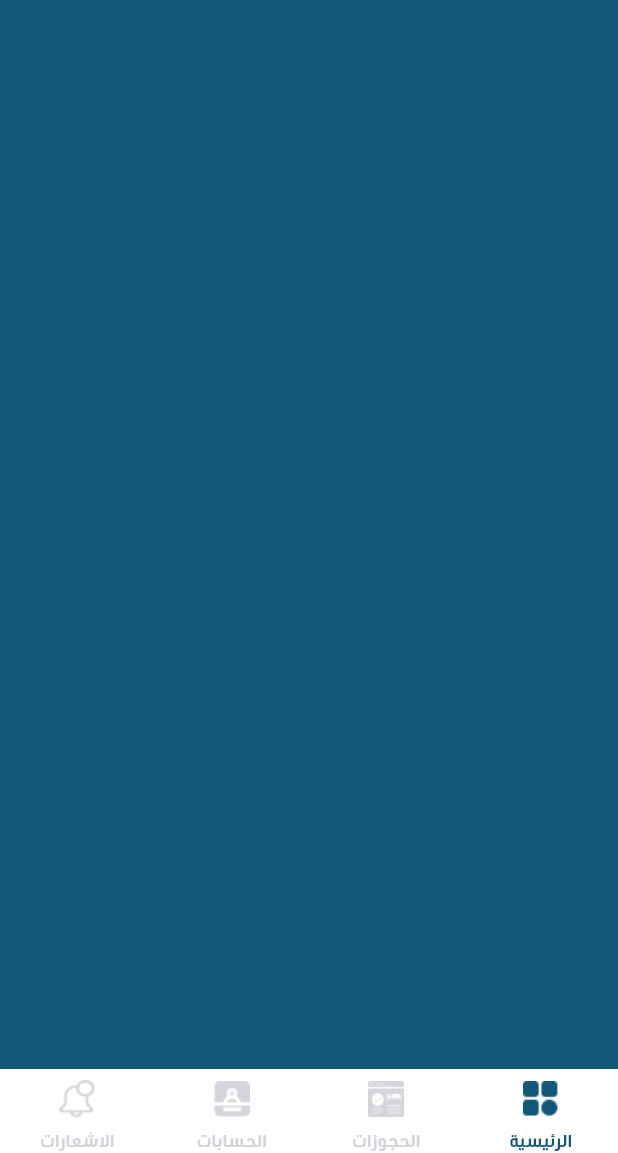
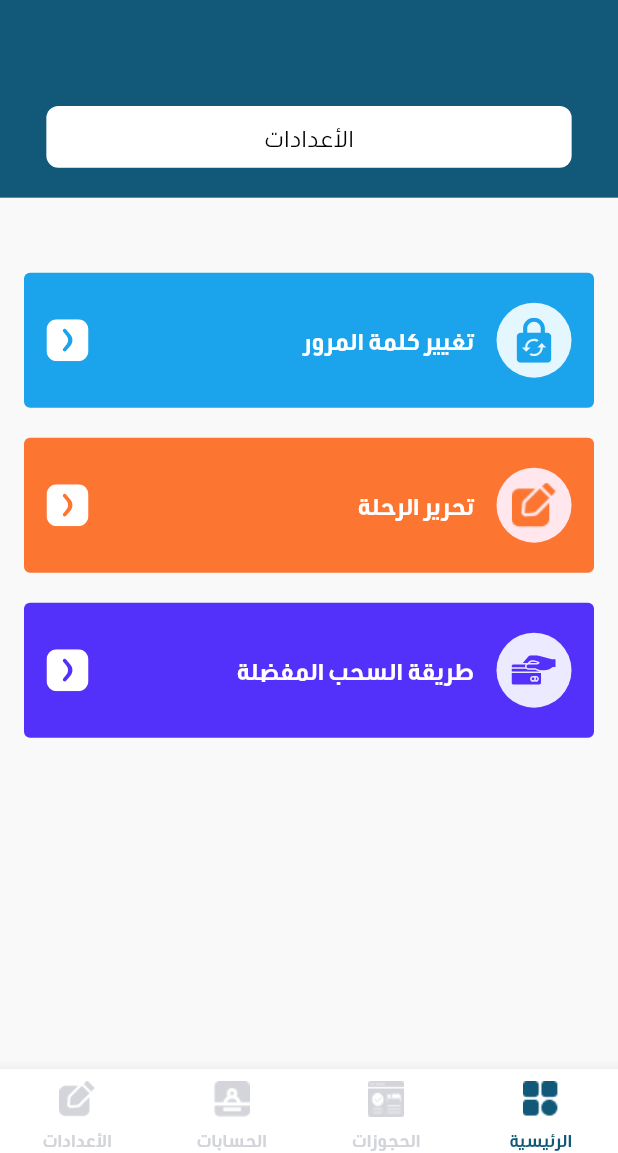
Before and after one commit to sleem2012/captian_irag, a Flutter app: the MainNavPages screen opened directly, swiped to page 4, on a phone screen of 412 x 824 dp, the part 83-1236 px from its top. Run offline on Flutter 3.47's test engine with Material 3 defaults, Android fonts, the phone set to English and light mode, and no system bars; drawn by our look-alikes of animated_bottom_navigation_bar, extended_image; our stand-ins replace args, awesome_dialog, azlistview, cached_network_image, carousel_slider, connectivity_plus and 21 more; missing offline and left inert: cached_network_svg_image, syncfusion_flutter_core; accounts and stored records are empty; generated files the repository leaves out were written again; network calls fail; statements that could not run were skipped; project files that could hold a hidden picture were left out.

Commit message:
add settings

```diff
--- a/lib/logic/main_view/main_view_bloc.dart
+++ b/lib/logic/main_view/main_view_bloc.dart
@@ -35,13 +35,13 @@ class MainViewBloc extends Cubit<MainViewState> {
     "assets/images/home.png",
     "assets/images/reservation.png",
     "assets/images/accounts.png",
-    "assets/images/notification.png"
+    "assets/images/settings.png"
   ];
   List<String> label = [
     "الرئيسية",
     "الحجوزات",
     "الحسابات",
-    "الاشعارات",
+    "الأعدادات",
     "الرحلات المباشرة"
   ];
 
--- a/lib/shared/custom_header.dart
+++ b/lib/shared/custom_header.dart
@@ -57,7 +57,7 @@ class CustomHeader extends StatelessWidget implements PreferredSizeWidget {
                     if (showNotification)
                       KIconButton(
                         onPressed: () {
-                          NavHelper.of(context).navigateToNotification;
+                          NavHelper.of(context).navigateToSettings;
                         },
                         child: const FluxImage(
                           imageUrl: "assets/images/notification.png",
--- a/lib/views/main_screen/main_screen.dart
+++ b/lib/views/main_screen/main_screen.dart
@@ -3,18 +3,17 @@ import 'package:captain_iraq/shared/custom_header.dart';
 import 'package:captain_iraq/shared/theme/text_theme.dart';
 import 'package:captain_iraq/shared/widgets/action_dialog.dart';
 import 'package:captain_iraq/views/home/home_view.dart';
-import 'package:flutter/foundation.dart';
 import 'package:flutter/material.dart';
 import 'package:flutter/services.dart';
 import 'package:flutter_bloc/flutter_bloc.dart';
-
 import '../../di.dart';
 import '../../logic/main_view/main_view_bloc.dart';
 import '../../shared/localization/trans.dart';
 import '../../shared/theme/colors.dart';
 import '../accounts_history/accounts_history_view.dart';
-
+import '../auth/change_pass/change_pass_view.dart';
 import '../reservation/reservation_history.dart';
+import '../settings/settings_view.dart';
 import '../wallet/add_money.dart';
 import '../wallet/wallet_view.dart';
 
@@ -66,18 +65,15 @@ class MainNavPages extends StatelessWidget {
               body: PageView(
                 controller: MainViewBloc.of(context).pageCtrl,
                 physics: const NeverScrollableScrollPhysics(),
-                children: [
-                  const HomeView(),
-                  const ReservationHistory(),
-                  const AccountsHistory(),
-                  Container(),
-                  Container(), //direct reserve
-                  Container(),
-                  Container(),
-                  Container(),
-                  Container(),
-                  const WalletView(),
-                  const AddMoneyView(),
+                children: const [
+                  HomeView(),
+                  ReservationHistory(),
+                  AccountsHistory(),
+                  SettingsView(),
+                  WalletView(),
+                  AddMoneyView(),
+                  ChangePassView()
+
                 ],
               ),
               bottomNavigationBar: AnimatedBottomNavigationBar.builder(
--- /dev/null
+++ b/lib/views/settings/settings_view.dart
@@ -0,0 +1,116 @@
+import 'package:captain_iraq/shared/extensions.dart';
+import 'package:captain_iraq/shared/theme/text_theme.dart';
+import 'package:captain_iraq/shared/widgets/flux_image.dart';
+import 'package:flutter/material.dart';
+import 'package:get/get.dart';
+import '../../shared/route/nav_helper.dart';
+import '../../shared/theme/colors.dart';
+import '../../shared/widgets/custom_button.dart';
+import '../../shared/widgets/titled_container.dart';
+
+class SettingsView extends StatelessWidget {
+  const SettingsView({super.key});
+
+  @override
+  Widget build(BuildContext context) {
+    return Column(
+      children: [
+        const TitledContainer(
+          title: "الأعدادات",
+        ),
+        Expanded(
+            child: Container(
+          color: KColors.backgroundD,
+          width: double.infinity,
+          child: SingleChildScrollView(
+            padding: const EdgeInsets.symmetric(horizontal: 16),
+            child: Column(
+              children: [
+                50.h,
+                CustomSettingCard(
+                  backColor: const Color(0xFF1BA3EB),
+                  image: 'assets/images/lock.svg',
+                  keyText: 'تغيير كلمة المرور',
+                  avatarColor: const Color(0xffE4F7FF),
+                  onNavigate: () {
+                    NavHelper.of(context).navigateChangePass;
+                  },
+                ),
+                20.h,
+                CustomSettingCard(
+                  backColor: const Color(0xffFC7632),
+                  image: 'assets/images/settings.png',
+                  keyText: 'تحرير الرحلة',
+                  avatarColor: const Color(0xffFFE7ED),
+                  onNavigate: () {},
+                ),
+                20.h,
+                CustomSettingCard(
+                  backColor: const Color(0xff5431FB),
+                  image: 'assets/images/pay_method.svg',
+                  keyText: 'طريقة السحب المفضلة',
+                  avatarColor: const Color(0xffECEAFF),
+                  onNavigate: () {},
+                ),
+              ],
+            ),
+          ),
+        ))
+      ],
+    );
+  }
+}
+
+class CustomSettingCard extends StatelessWidget {
+  const CustomSettingCard({
+    super.key,
+    required this.backColor,
+    required this.keyText,
+    required this.image,
+    required this.avatarColor,
+    required this.onNavigate,
+  });
+
+  final Color backColor, avatarColor;
+  final String keyText, image;
+  final void Function() onNavigate;
+
+  @override
+  Widget build(BuildContext context) {
+    return InkWell(
+      onTap: onNavigate,
+      child: Container(
+        decoration: BoxDecoration(
+          color: backColor,
+          borderRadius: BorderRadius.circular(4),
+        ),
+        padding: const EdgeInsets.symmetric(horizontal: 15, vertical: 20),
+        child: Row(
+          mainAxisAlignment: MainAxisAlignment.spaceBetween,
+          children: [
+            Row(
+              crossAxisAlignment: CrossAxisAlignment.center,
+              children: [
+                CircleAvatar(
+                  backgroundColor: avatarColor,
+                  radius: 25,
+                  child: Padding(
+                    padding: const EdgeInsets.all(10.0),
+                    child: FluxImage(
+                      imageUrl: image,
+                    ),
+                  ),
+                ),
+                15.w,
+                Text(keyText, style: KTextStyle.of(context).fifteen),
+              ],
+            ),
+            const FluxImage(
+              imageUrl: "assets/images/arrow_circle.svg",
+            )
+          ],
+        ),
+      ),
+    );
+  }
+}
```
Also changed, not shown: lib/shared/route/nav_helper.dart (+4 -3 lines), lib/views/auth/change_pass/change_pass_view.dart (added, +151 -0 lines), lib/views/reservation/reservation_history.dart (+6 -14 lines), assets/images/arrow_circle.svg (added), assets/images/lock.svg (added), assets/images/pay_method.svg (added), assets/images/settings.png (added).
